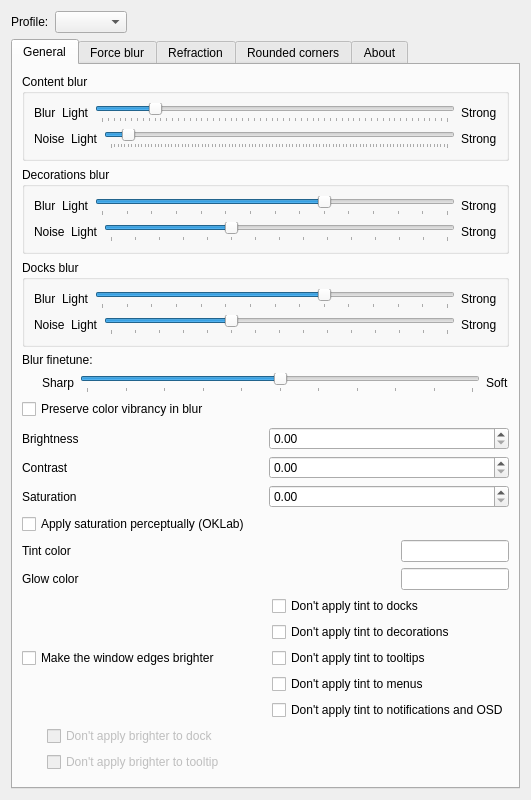
The window that src/kcm/blur_config.ui (BluestYellow/kwin-effects-glass) describes before a commit, drawn with Qt 5.
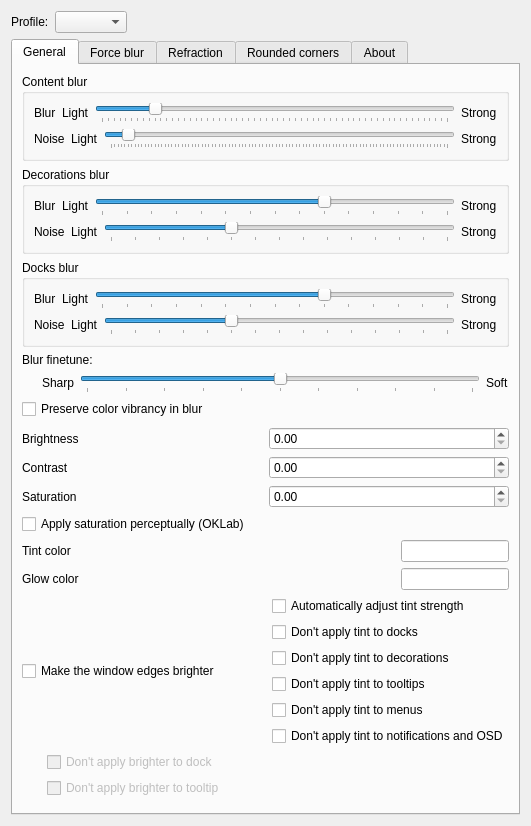
The same window after the commit. Custom widgets are drawn as their Qt base class.

Commit message: feat(blur): add automatic tint strength adjustment and new presets

Patch:
```diff
--- a/src/kcm/blur_config.ui
+++ b/src/kcm/blur_config.ui
@@ -634,6 +634,16 @@
              </item>
              <item>
               <layout class="QVBoxLayout" name="tintExclusionsLayout">
+               <item>
+                <widget class="QCheckBox" name="kcfg_AutoTintAlpha">
+                 <property name="text">
+                  <string>Automatically adjust tint strength</string>
+                 </property>
+                 <property name="toolTip">
+                  <string>Scales tint strength by comparing the average background color with the text color.</string>
+                 </property>
+                </widget>
+               </item>
                <item>
                 <widget class="QCheckBox" name="kcfg_ExcludeDocks">
                  <property name="text">
```
The commit also changes 9 other files.
